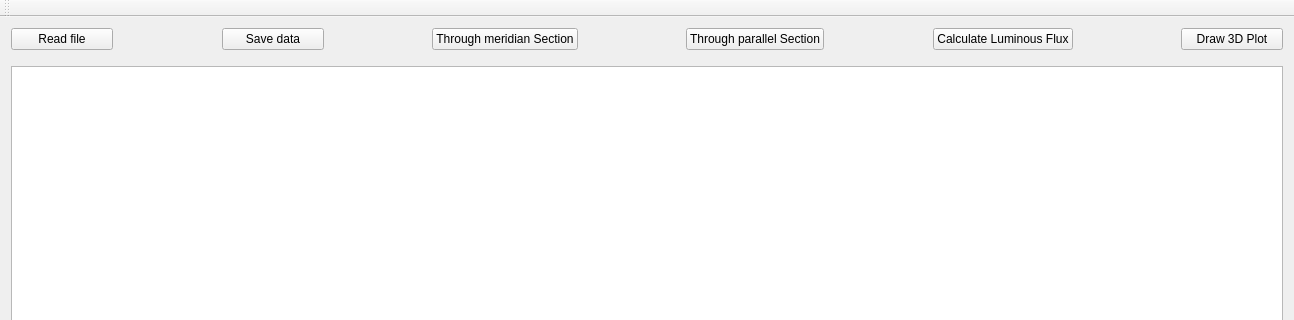
First picture: the form in mainwindow.ui, repository wszechmogacy/photometric-curves, before the edit; both pictures show x 0 to 1294 and y 0 to 320 of the 1294 by 583 pixel window.
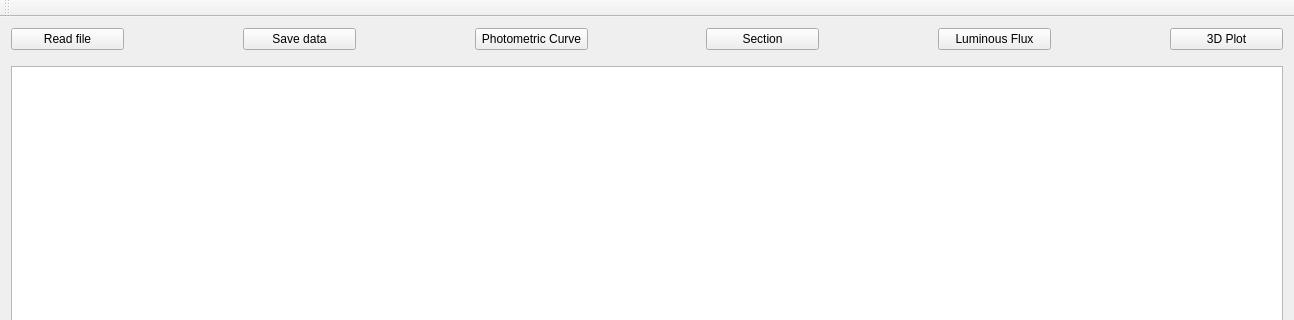
Second picture: the form after the edit.

Commit message: rename buttons in mainwindow

Diff of the .ui file:
```diff
--- a/mainwindow.ui
+++ b/mainwindow.ui
@@ -86,7 +86,7 @@
            </sizepolicy>
           </property>
           <property name="text">
-           <string>Through meridian Section</string>
+           <string>Photometric Curve</string>
           </property>
          </widget>
         </item>
@@ -115,7 +115,7 @@
            </sizepolicy>
           </property>
           <property name="text">
-           <string>Through parallel Section</string>
+           <string>Section</string>
           </property>
          </widget>
         </item>
@@ -144,7 +144,7 @@
            </sizepolicy>
           </property>
           <property name="text">
-           <string>Calculate Luminous Flux</string>
+           <string>Luminous Flux</string>
           </property>
          </widget>
         </item>
@@ -173,7 +173,7 @@
            </sizepolicy>
           </property>
           <property name="text">
-           <string>Draw 3D Plot</string>
+           <string>3D Plot</string>
           </property>
          </widget>
         </item>
```
